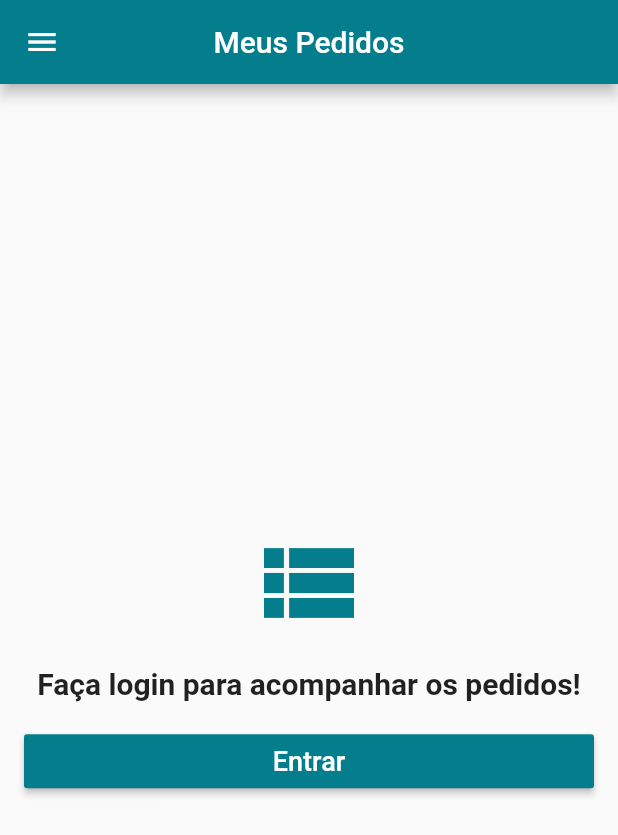
After one commit to caiochavez/virtual-store-app, a Flutter app: the screen it shows after launch, swiped to page 4, on a phone screen of 412 x 824 dp. The commit adds this screen. Shown: the top 835 px of the screen. Run offline on Flutter 3.47's test engine with Material 2 defaults, Android fonts, the phone set to English and light mode, and no system bars; our stand-ins replace carousel_pro, cloud_firestore, firebase_auth, transparent_image; accounts and stored records are empty.

Commit message:
order screen - list order in progress

```diff
--- a/lib/screens/Home.dart
+++ b/lib/screens/Home.dart
@@ -1,5 +1,6 @@
 import 'package:flutter/material.dart';
 import 'package:loja_virtual/tabs/Home.dart';
+import 'package:loja_virtual/tabs/Orders.dart';
 import 'package:loja_virtual/tabs/Products.dart';
 import 'package:loja_virtual/widgets/CartButton.dart';
 import 'package:loja_virtual/widgets/CustomDrawer.dart';
@@ -26,6 +27,15 @@ class HomeScreen extends StatelessWidget {
           ),
           drawer: CustomDrawer(_pageController),
           body: ProductsTab(),
+        ),
+        Container(color: Colors.yellow),
+        Scaffold(
+          appBar: AppBar(
+            title: Text('Meus Pedidos'),
+            centerTitle: true,
+          ),
+          body: OrdersTab(),
+          drawer: CustomDrawer(_pageController),
         )
       ],
     );
--- /dev/null
+++ b/lib/tabs/Orders.dart
@@ -0,0 +1,57 @@
+import 'package:cloud_firestore/cloud_firestore.dart';
+import 'package:flutter/material.dart';
+import 'package:loja_virtual/screens/Login.dart';
+import 'package:loja_virtual/store/User.dart';
+import 'package:loja_virtual/widgets/OrderTile.dart';
+
+class OrdersTab extends StatelessWidget {
+
+  @override
+  Widget build(BuildContext context) {
+
+    if (UserStore.of(context).isLoggedIn()) {
+      String uid = UserStore.of(context).firebaseUser.uid;
+      return FutureBuilder<QuerySnapshot>(
+        future: Firestore.instance.collection('users').document(uid).collection('orders').getDocuments(),
+        builder: (context, snapshot) {
+          if (!snapshot.hasData) return Center(child: CircularProgressIndicator());
+          else {
+            return ListView(
+              children: snapshot.data.documents.map((doc) => OrderTile(doc.documentID)).toList(),
+            );
+          }
+        }
+      );
+    } else {
+      return Container(
+        padding: EdgeInsets.all(16),
+        child: Column(
+          crossAxisAlignment: CrossAxisAlignment.stretch,
+          mainAxisAlignment: MainAxisAlignment.center,
+          children: <Widget>[
+            Icon(Icons.view_list, size: 80, color: Theme.of(context).primaryColor),
+            SizedBox(height: 16),
+            Text(
+              'Faça login para acompanhar os pedidos!',
+              style: TextStyle(fontSize: 20, fontWeight: FontWeight.bold),
+              textAlign: TextAlign.center
+            ),
+            SizedBox(height: 16),
+            RaisedButton(
+              onPressed: () {
+                Navigator.of(context).push(
+                  MaterialPageRoute(builder: (context) => LoginScreen())
+                );
+              },
+              child: Text('Entrar', style: TextStyle(fontSize: 18)),
+              textColor: Colors.white,
+              color: Theme.of(context).primaryColor
+            )
+          ],
+        ),
+      );
+    }
+
+  }
+
+}
```
Also changed, not shown: lib/widgets/OrderTile.dart (added, +15 -0 lines).
